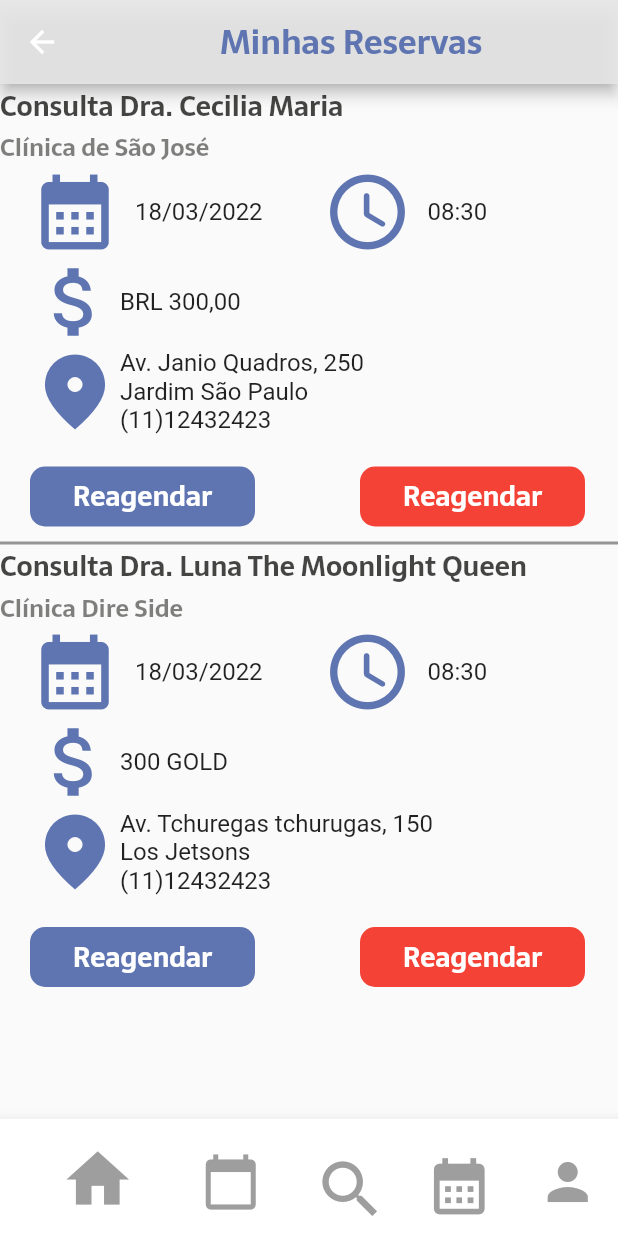
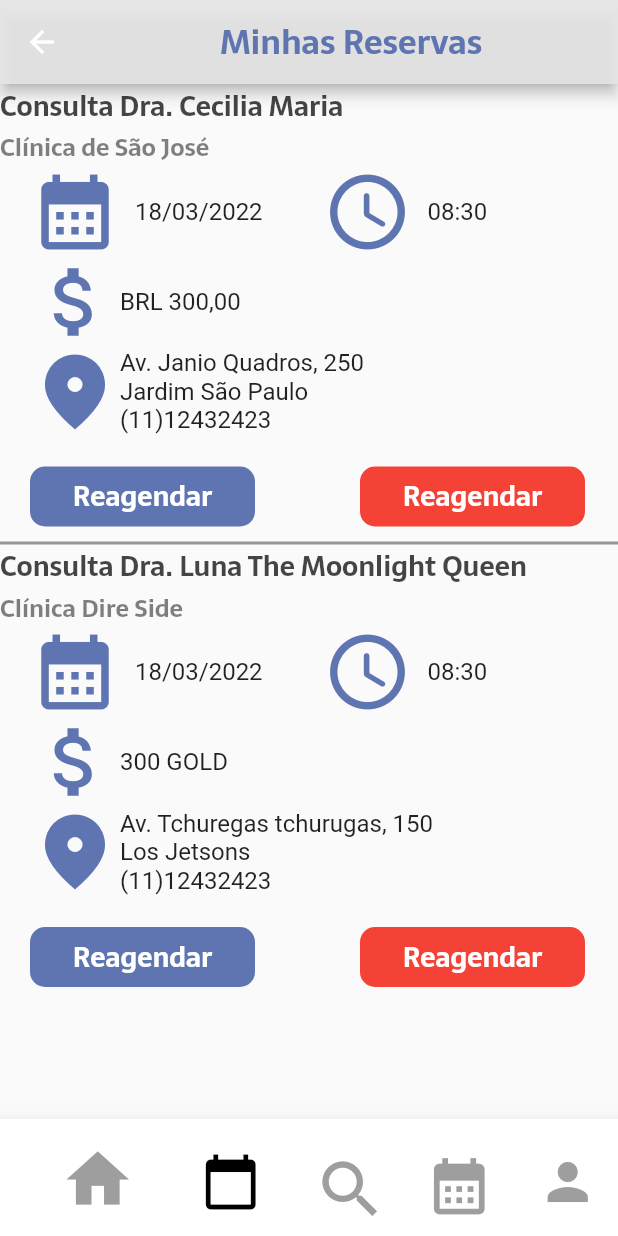
Before and after one commit to JoaoArrudaWarren/Agenda-Proway, a Flutter app: the PageFive screen opened directly, on a phone screen of 412 x 824 dp. Run offline on Flutter 3.47's test engine with Material 2 defaults, Android fonts, the phone set to English and light mode, and no system bars; our stand-ins replace table_calendar.

Commit message:
[fix] bottom bar color

```diff
--- a/lib/presenter/home/bottom_navigation_page.dart
+++ b/lib/presenter/home/bottom_navigation_page.dart
@@ -6,7 +6,7 @@ import '../page_04/page_04.dart';
 import '../page_05/page_05.dart';
 
 class BottonNavigationPage extends StatelessWidget {
-  final Widget paginaAtual;
+  final String paginaAtual;
   const BottonNavigationPage({
     Key? key,
     required this.paginaAtual,
@@ -32,7 +32,7 @@ class BottonNavigationPage extends StatelessWidget {
               Icons.home,
               size: 50,
             ),
-            color: paginaAtual == Page01() ? Colors.black : Colors.grey,
+            color: paginaAtual == "Page01()" ? Colors.black : Colors.grey,
           ),
           label: 'Home',
           backgroundColor: Colors.white,
@@ -52,7 +52,7 @@ class BottonNavigationPage extends StatelessWidget {
               Icons.calendar_today,
               size: 40,
             ),
-            color: paginaAtual == PageFive() ? Colors.black : Colors.grey,
+            color: paginaAtual == "PageFive()" ? Colors.black : Colors.grey,
           ),
           label: 'Reservas',
           backgroundColor: Colors.white,
@@ -71,7 +71,7 @@ class BottonNavigationPage extends StatelessWidget {
               icon: Icon(
                 Icons.search,
                 size: 50,
-                color: paginaAtual == Page01() ? Colors.black : Colors.grey,
+                color: paginaAtual == "Page01()" ? Colors.black : Colors.grey,
               )),
           label: 'Search',
           backgroundColor: Colors.white,
@@ -90,7 +90,7 @@ class BottonNavigationPage extends StatelessWidget {
             icon: Icon(
               Icons.calendar_month,
               size: 45,
-              color: paginaAtual == Page04() ? Colors.black : Colors.grey,
+              color: paginaAtual == "Page04()" ? Colors.black : Colors.grey,
             ),
           ),
           label: 'Calendar',
@@ -110,7 +110,7 @@ class BottonNavigationPage extends StatelessWidget {
             icon: Icon(
               Icons.person,
               size: 40,
-              color: paginaAtual == Page03() ? Colors.black : Colors.grey,
+              color: paginaAtual == "Page03()" ? Colors.black : Colors.grey,
             ),
           ),
           label: 'Search Specify',
--- a/lib/presenter/home/home_page.dart
+++ b/lib/presenter/home/home_page.dart
@@ -156,7 +156,7 @@ class LineBlackInfiniteHome extends StatelessWidget {
     return Container(
       width: double.infinity,
       height: 1,
-      color: Color.fromARGB(255, 0, 0, 0),
+      color: const Color.fromARGB(255, 0, 0, 0),
     );
   }
 }
--- a/lib/presenter/page_01/page_01.dart
+++ b/lib/presenter/page_01/page_01.dart
@@ -14,7 +14,9 @@ class _Page01State extends State<Page01> {
   @override
   Widget build(BuildContext context) {
     return Scaffold(
-      bottomNavigationBar: const BottonNavigationPage(),
+      bottomNavigationBar: const BottonNavigationPage(
+        paginaAtual: "Page01()",
+      ),
       body: SingleChildScrollView(
         child: Column(
           children: [
@@ -27,7 +29,7 @@ class _Page01State extends State<Page01> {
                 children: [
                   Padding(
                     padding: const EdgeInsets.all(50.0),
-                    child: Container(
+                    child: SizedBox(
                       height: 130,
                       child: Column(
                         children: [
--- a/lib/presenter/page_04/page_04.dart
+++ b/lib/presenter/page_04/page_04.dart
@@ -9,7 +9,9 @@ class Page04 extends StatelessWidget {
   @override
   Widget build(BuildContext context) {
     return Scaffold(
-      bottomNavigationBar: const BottonNavigationPage(),
+      bottomNavigationBar: const BottonNavigationPage(
+        paginaAtual: "Page04()",
+      ),
       //appBar: AppBar(),
       appBar: AppBar(
         backgroundColor: const Color.fromARGB(229, 229, 229, 229),
--- a/lib/presenter/page_05/page_05.dart
+++ b/lib/presenter/page_05/page_05.dart
@@ -35,7 +35,7 @@ class PageFive extends StatelessWidget {
         ),
       ),
       bottomNavigationBar: BottonNavigationPage(
-        paginaAtual: PageFive(),
+        paginaAtual: "PageFive()",
       ),
       body: SingleChildScrollView(
         child: Column(
```
